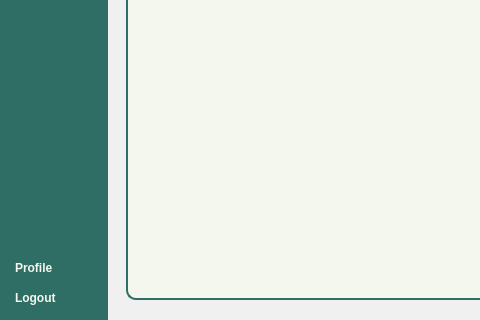
Before: the Qt Designer form Views/Staff_Dashboard.ui in VinsmokeSanji69/COVACHA_CLINIC_SYSTEM, drawn with Qt 5; both pictures show x 0 to 480 and y 485 to 805 of the 1134 by 805 pixel window.
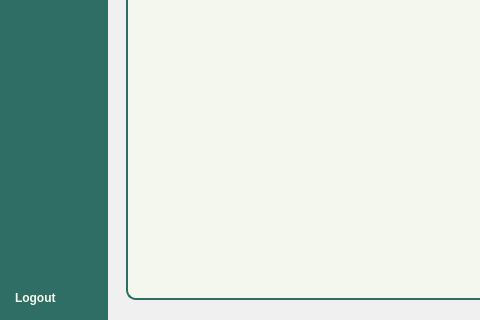
After: the same form once the commit is applied. Icons and pictures are not drawn.

Diff of the .ui file:
```diff
--- a/Views/Staff_Dashboard.ui
+++ b/Views/Staff_Dashboard.ui
@@ -205,24 +205,7 @@
          <enum>QLayout::SetNoConstraint</enum>
         </property>
         <item>
-         <widget class="QPushButton" name="ProfileButton">
-          <property name="text">
-           <string>Profile</string>
-          </property>
-          <property name="icon">
-           <iconset resource="../Images/resources.qrc">
-            <normaloff>:/icons/icons/user-round-cog.svg</normaloff>:/icons/icons/user-round-cog.svg</iconset>
-          </property>
-          <property name="iconSize">
-           <size>
-            <width>40</width>
-            <height>40</height>
-           </size>
-          </property>
-         </widget>
-        </item>
-        <item>
-         <widget class="QPushButton" name="LogoutButton">
+         <widget class="QPushButton" name="LogOutButton">
           <property name="text">
            <string>Logout</string>
           </property>
```
Left out of the diff: 4 changed lines with no effect on the pictures.
